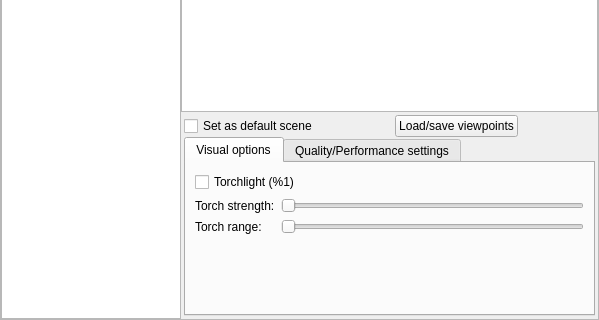
Above: plugins/Scenery3d/src/gui/scenery3dDialog.ui from 519984307/stellarium_src before the change; both pictures show x 0 to 599 and y 148 to 468 of the 599 by 468 pixel window. Below: the same form after it.
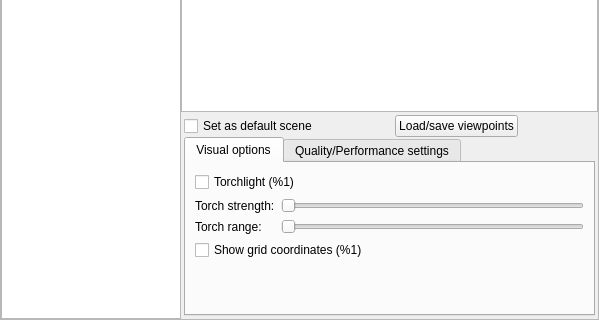
That is the form after the change. Custom widgets are drawn as their Qt base class.

Commit message: Add "Show grid coordinates" checkbox to UI Add support for localized description.<lang>.utf8 files Fixed some typos in the Sterngarten descriptions Make Scenery3dDialog react to language changes

Diff of the .ui file:
```diff
--- a/plugins/Scenery3d/src/gui/scenery3dDialog.ui
+++ b/plugins/Scenery3d/src/gui/scenery3dDialog.ui
@@ -457,6 +457,13 @@
                    </property>
                   </widget>
                  </item>
+                 <item row="3" column="0" colspan="2">
+                  <widget class="QCheckBox" name="checkBoxShowGridCoordinates">
+                   <property name="text">
+                    <string>Show grid coordinates (%1)</string>
+                   </property>
+                  </widget>
+                 </item>
                 </layout>
                </widget>
                <widget class="QWidget" name="tab_2">
```
The commit also changes 4 other files.
